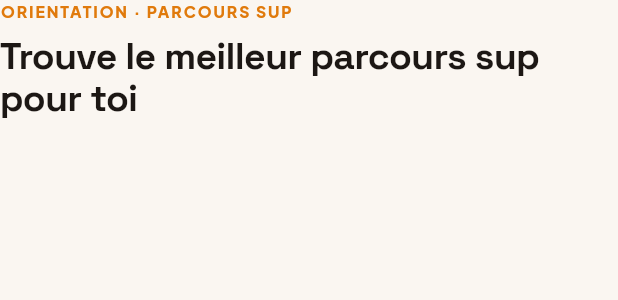
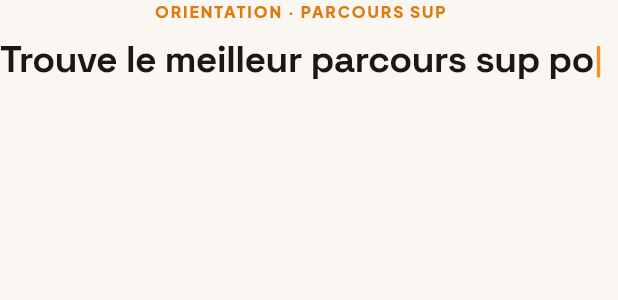
Before and after one commit to ludagg/onbuch-v2, a Flutter app: the _IntroHeadline widget shown alone on an empty page, opened directly, on a phone screen of 412 x 824 dp. Shown: the top 300 px of the screen. Run offline on Flutter 3.47's test engine with Material 3 defaults, Android fonts, the phone set to English and light mode, and no system bars; our stand-ins replace app_links, appwrite, camera, chewie, file_picker, firebase_core and 16 more; missing offline and left inert: gpt_markdown, syncfusion_flutter_pdfviewer; accounts and stored records are empty; network calls fail.

Commit message:
Orientation: titre centré + animation d'écriture
L'accroche « Trouve le meilleur parcours sup pour toi » est centrée et
s'écrit lettre par lettre avec un curseur clignotant, rejouée à chaque
ouverture de la page.

Co-Authored-By: Claude Opus 4.8 <noreply@anthropic.com>
Claude-Session: https://claude.ai/code/session_01EfJeZUxYHVxzv7vxv9YwLc

```diff
--- a/lib/screens/menu/concours_screen.dart
+++ b/lib/screens/menu/concours_screen.dart
@@ -208,16 +208,63 @@ Widget _pill(String t, Color bg, Color fg) => Container(
 String _frShort(DateTime d) => DateFormat('d MMM', 'fr_FR').format(d);
 
 // ─── Phrase d'accroche (au-dessus de la recherche) ───────────────────────────
-class _IntroHeadline extends StatelessWidget {
+// Le titre s'écrit avec une animation de frappe à chaque ouverture de la page.
+class _IntroHeadline extends StatefulWidget {
+  @override
+  State<_IntroHeadline> createState() => _IntroHeadlineState();
+}
+
+class _IntroHeadlineState extends State<_IntroHeadline> {
+  static const _full = 'Trouve le meilleur parcours sup pour toi';
+  Timer? _typer;
+  Timer? _caret;
+  int _shown = 0;
+  bool _caretOn = true;
+
+  @override
+  void initState() {
+    super.initState();
+    // Frappe lettre par lettre.
+    _typer = Timer.periodic(const Duration(milliseconds: 55), (t) {
+      if (!mounted) return;
+      if (_shown >= _full.length) { t.cancel(); return; }
+      setState(() => _shown++);
+    });
+    // Curseur clignotant.
+    _caret = Timer.periodic(const Duration(milliseconds: 530), (_) {
+      if (!mounted) return;
+      setState(() => _caretOn = !_caretOn);
+    });
+  }
+
+  @override
+  void dispose() {
+    _typer?.cancel();
+    _caret?.cancel();
+    super.dispose();
+  }
+
   @override
   Widget build(BuildContext context) {
-    return Column(crossAxisAlignment: CrossAxisAlignment.start, children: [
+    final typing = _shown < _full.length;
+    return Column(crossAxisAlignment: CrossAxisAlignment.center, children: [
       Text('ORIENTATION · PARCOURS SUP',
+          textAlign: TextAlign.center,
           style: body(10.5, weight: FontWeight.w800, color: OC.o600)
               .copyWith(letterSpacing: 0.12 * 10.5)),
-      const SizedBox(height: 8),
-      Text('Trouve le meilleur parcours sup pour toi',
-          style: display(25, weight: FontWeight.w700, color: OC.ink).copyWith(height: 1.12)),
+      const SizedBox(height: 10),
+      Text.rich(
+        TextSpan(children: [
+          TextSpan(text: _full.substring(0, _shown)),
+          // Le curseur reste visible pendant la frappe, puis clignote.
+          TextSpan(
+            text: '|',
+            style: TextStyle(color: (typing || _caretOn) ? OC.o500 : Colors.transparent),
+          ),
+        ]),
+        textAlign: TextAlign.center,
+        style: display(25, weight: FontWeight.w700, color: OC.ink).copyWith(height: 1.18),
+      ),
     ]);
   }
 }
```
